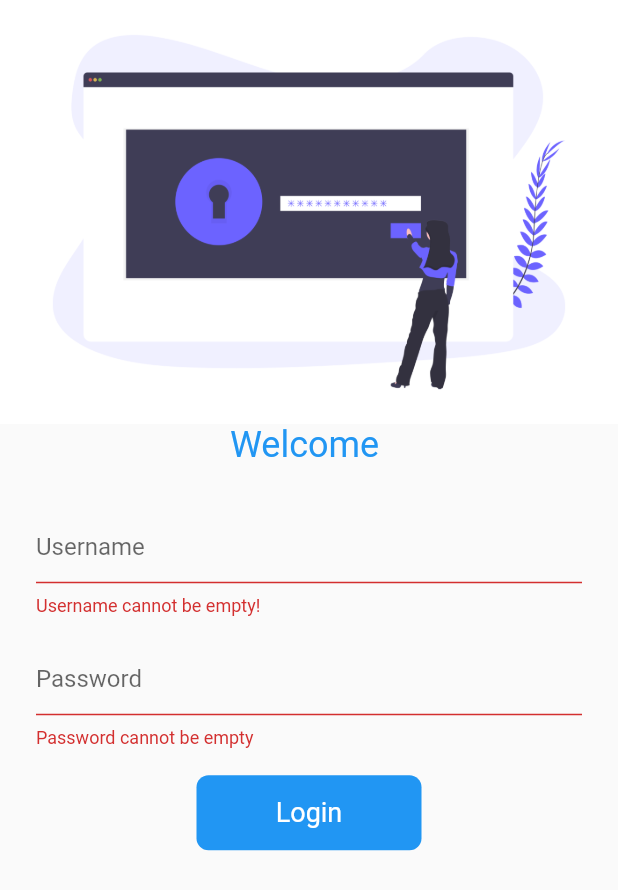
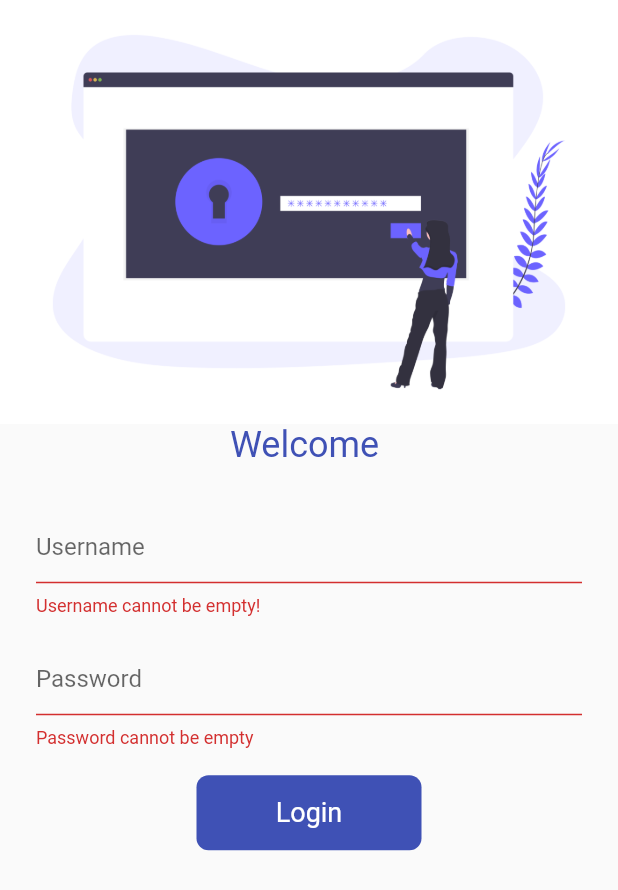
Before and after one commit to t3j3ndrA/flutterECommerce, a Flutter app: the screen it shows after launch, after a tap on "Login", on a phone screen of 412 x 824 dp. Shown: the top 890 px of the screen. Run offline on Flutter 3.47's test engine with Material 2 defaults, Android fonts, the phone set to English and light mode, and no system bars; our stand-ins replace flutter_spinkit, fluttertoast; network calls fail.

```diff
--- a/lib/main.dart
+++ b/lib/main.dart
@@ -1,6 +1,22 @@
+import 'package:ecom/pages/cart_page.dart';
+import 'package:ecom/pages/login_page.dart';
+import 'package:ecom/pages/testings.dart';
 import 'package:flutter/material.dart';
 import 'pages/home_page.dart';
 
 void main() {
-  runApp(const HomePage());
+  runApp(MaterialApp(
+    title: "E-Commerce Shop",
+    initialRoute: "/login",
+    routes: {
+      "/login": (context) => const LoginPage(),
+      "/testings": (context) => const Testings(),
+      "/cart": (context) => Cart(),
+    },
+    themeMode: ThemeMode.light,
+    darkTheme: ThemeData(
+      brightness: Brightness.dark,
+    ),
+    home: HomePage(),
+  ));
 }
--- a/lib/pages/home_page.dart
+++ b/lib/pages/home_page.dart
@@ -1,27 +1,88 @@
+import 'dart:convert';
+import 'package:ecom/models/catalog.dart';
+import 'package:ecom/models/items.dart';
+import 'package:ecom/pages/cart_page.dart';
+import 'package:ecom/pages/product_details.dart';
+import 'package:ecom/pages/testings.dart';
 import 'package:ecom/widgets/drawer.dart';
+import 'package:ecom/widgets/item_template.dart';
+import 'package:flutter/cupertino.dart';
 import 'package:flutter/material.dart';
+import 'package:flutter/services.dart';
+import 'package:flutter_spinkit/flutter_spinkit.dart';
 import 'login_page.dart';
 
-class HomePage extends StatelessWidget {
+class HomePage extends StatefulWidget {
   const HomePage({Key? key}) : super(key: key);
 
   @override
+  State<HomePage> createState() => _HomePageState();
+}
+
+class _HomePageState extends State<HomePage> {
+  @override
+  void initState() {
+    super.initState();
+    getData();
+  }
+
+  void getData() async {
+    await Future.delayed(Duration(seconds: 3));
+    var response = await rootBundle.loadString("assets/API/catalogdata.json");
+    var jsonData = jsonDecode(response);
+    var products = jsonData["products"];
+    print(products);
+    Catalog.productList = List.from(products)
+        .map<Item>((item) => Item(item["id"], item["name"], item["desc"],
+            item["color"], item["image"], item["price"]))
+        .toList();
+    setState(() {
+      // to reload the buidl method
+    });
+  }
+
+  @override
   Widget build(BuildContext context) {
-    return MaterialApp(
-      title: "E-Commerce Shop",
-      initialRoute: "/login",
-      routes: {
-        "/login": (context) => const LoginPage(),
-      },
-      home: Scaffold(
-        appBar: AppBar(
-          title: Text("Home Screen"),
-          centerTitle: true,
-          elevation: 0,
+    return Scaffold(
+      backgroundColor: Colors.blueGrey[50],
+      floatingActionButton: FloatingActionButton(
+        backgroundColor: Colors.blueGrey[700],
+        onPressed: () {
+          Navigator.pushNamed(context, '/cart');
+        },
+        child: Icon(
+          CupertinoIcons.cart,
         ),
-        body: Text("Home Screen"),
-        drawer: MyDrawer(),
       ),
+      appBar: AppBar(
+        backgroundColor: Colors.white,
+        title: Text(
+          "E-Commerce Store",
+          style: TextStyle(color: Colors.black),
+        ),
+        iconTheme: IconThemeData(color: Colors.black),
+        centerTitle: true,
+        elevation: 0,
+      ),
+      body: Catalog.productList.length != 0
+          ? ListView.builder(
+              itemCount: Catalog.productList.length,
+              itemBuilder: (context, index) {
+                final item = Catalog.productList[index];
+                return InkWell(
+                    onTap: () => {
+                          Navigator.push(
+                              context,
+                              MaterialPageRoute(
+                                builder: (context) => ProductDetails(item),
+                              ))
+                        },
+                    child: Hero(
+                        tag: Key(item.id.toString()), child: ItemView(item)));
+              },
+            )
+          : SpinKitFadingCube(color: Colors.deepPurple),
+      drawer: MyDrawer(),
     );
   }
 }
--- a/lib/pages/login_page.dart
+++ b/lib/pages/login_page.dart
@@ -36,7 +36,7 @@ class _LoginPageState extends State<LoginPage> {
                 "Welcome $userName",
                 style: const TextStyle(
                   fontSize: 24,
-                  color: Colors.blue,
+                  color: Colors.indigo,
                 ),
               ),
               const SizedBox(
@@ -118,7 +118,7 @@ class _LoginPageState extends State<LoginPage> {
                           ),
                         ),
                   decoration: BoxDecoration(
-                    color: Colors.blue,
+                    color: Colors.indigo,
                     borderRadius: BorderRadius.circular(changeButton ? 50 : 8),
                   ),
                 ),
```
Also changed, not shown: assets/API/catalogdata.json (added, +68 -0 lines), lib/models/catalog.dart (added, +20 -0 lines), lib/models/items.dart (added, +12 -0 lines), lib/pages/cart_page.dart (added, +96 -0 lines), lib/pages/product_details.dart (added, +110 -0 lines), lib/pages/testings.dart (added, +55 -0 lines), lib/widgets/drawer.dart (+25 -9 lines), lib/widgets/item_template.dart (added, +109 -0 lines), pubspec.yaml (+5 -2 lines), pubspec.lock, 2 other files.
